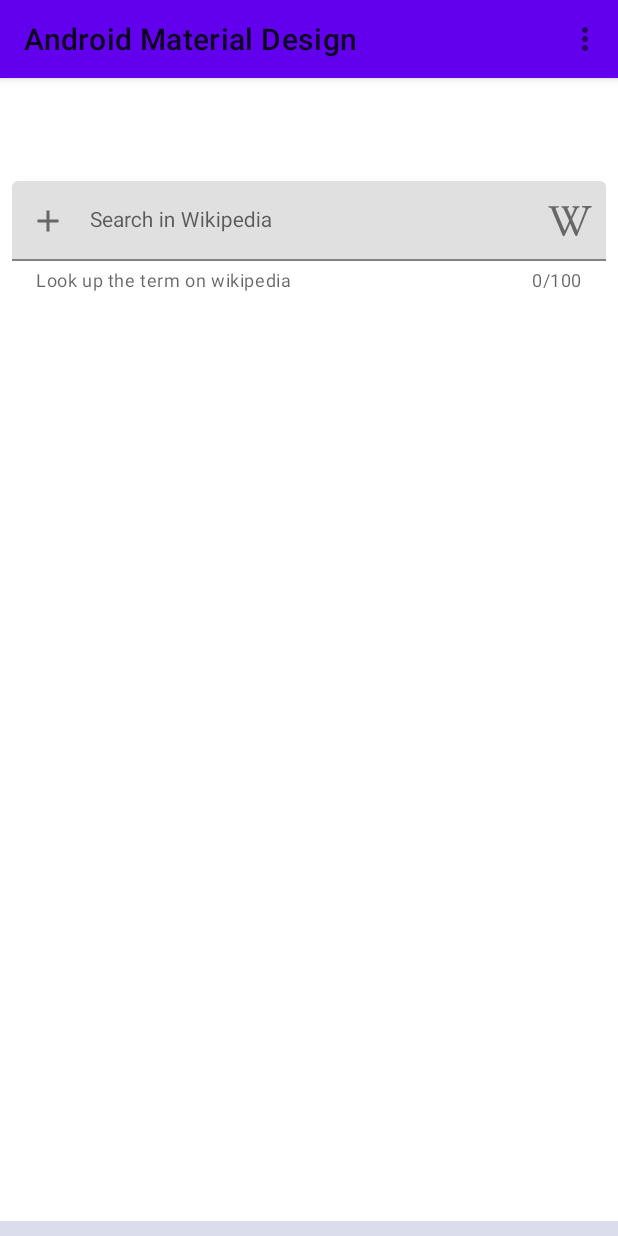
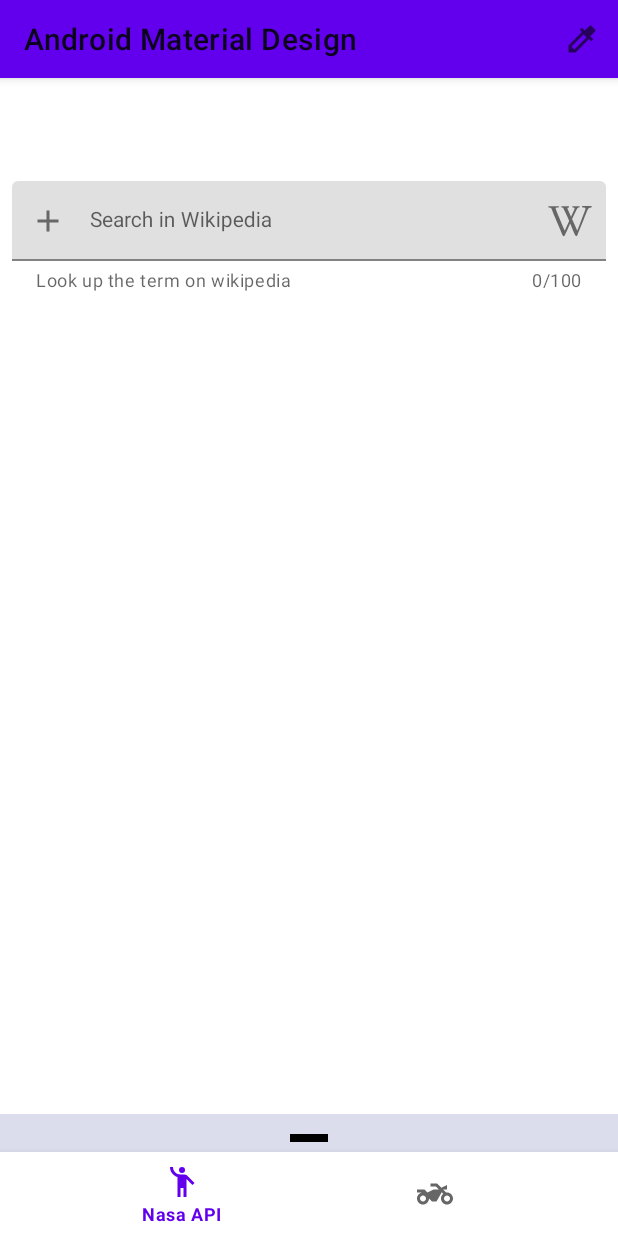
Before and after one commit to bogatovnikita/AndroidMaterialDesign, an Android app: the screen it shows after launch (MainActivity), on a phone screen of 412 x 824 dp. Run offline under Robolectric (Android 15) with nearby library versions, the phone set to English and light mode, and no system bars; our stand-ins replace sdp/ssp sizes; pictures from the network do not load; Roboto replaces fonts that are not available here.

```diff
--- a/app/src/main/java/com/hedgehog/androidmaterialdesign/domain/NasaRepositoryImplementation.kt
+++ b/app/src/main/java/com/hedgehog/androidmaterialdesign/domain/NasaRepositoryImplementation.kt
@@ -24,5 +24,5 @@ class NasaRepositoryImplementation : NasaRepository {
         .create(NasaApi::class.java)
 
     override suspend fun pictureOfTheDay(): PictureOfTheDayResponse =
-        api.pictureOfTheDay(BuildConfig.NASA_APP_KEY)
+        api.pictureOfTheDay(BuildConfig.NASA_API_KEY)
 }
--- a/app/src/main/java/com/hedgehog/androidmaterialdesign/domain/earth/EarthPictureRepositoryImplementation.kt
+++ b/app/src/main/java/com/hedgehog/androidmaterialdesign/domain/earth/EarthPictureRepositoryImplementation.kt
@@ -24,5 +24,5 @@ class EarthPictureRepositoryImplementation : EarthPictureRepository {
         .create(EarthPictureApi::class.java)
 
     override suspend fun earthPicture(): EarthPictureResponse =
-        api.earthPicture(BuildConfig.NASA_APP_KEY)
+        api.earthPicture(BuildConfig.NASA_API_KEY)
 }
--- a/app/src/main/java/com/hedgehog/androidmaterialdesign/ui/MainActivity.kt
+++ b/app/src/main/java/com/hedgehog/androidmaterialdesign/ui/MainActivity.kt
@@ -24,6 +24,22 @@ class MainActivity : AppCompatActivity(R.layout.activity_main) {
         setContentView(binding.root)
         if (savedInstanceState == null) initFragment()
         initCLickMenu()
+        initClickBottomNavigation()
+    }
+
+    private fun initClickBottomNavigation() {
+        binding.bottomNavigation.setOnItemSelectedListener {
+            when (it.itemId) {
+                R.id.nasa_api_picture -> {
+                    initFragment()
+                    true
+                }
+                R.id.about -> {
+                    true
+                }
+                else -> false
+            }
+        }
     }
 
     private fun initCLickMenu() {
--- a/app/src/main/java/com/hedgehog/androidmaterialdesign/ui/fragments/PictureOfTheDayFragment.kt
+++ b/app/src/main/java/com/hedgehog/androidmaterialdesign/ui/fragments/PictureOfTheDayFragment.kt
@@ -9,12 +9,11 @@ import androidx.fragment.app.Fragment
 import androidx.fragment.app.viewModels
 import androidx.lifecycle.coroutineScope
 import coil.load
-import com.google.android.material.bottomsheet.BottomSheetBehavior
 import com.hedgehog.androidmaterialdesign.R
 import com.hedgehog.androidmaterialdesign.databinding.FragmentPictureOfTheDayBinding
 import com.hedgehog.androidmaterialdesign.domain.NasaRepositoryImplementation
+import com.hedgehog.androidmaterialdesign.view_models.MainViewModelFactory
 import com.hedgehog.androidmaterialdesign.view_models.PictureOfTheDayModel
-import com.hedgehog.androidmaterialdesign.view_models.MainViewModelFactory
 
 class PictureOfTheDayFragment : Fragment(R.layout.fragment_picture_of_the_day) {
 
@@ -59,9 +58,6 @@ class PictureOfTheDayFragment : Fragment(R.layout.fragment_picture_of_the_day) {
                     binding.pictureOfTheDayImg.load(it)
                 }
             }
-            val bottomSheetFragment =
-                BottomSheetBehavior.from(binding.includeBottomSheet.bottomSheetContainer)
-            bottomSheetFragment.state = BottomSheetBehavior.STATE_COLLAPSED
         }
 
         viewLifecycleOwner.lifecycle.coroutineScope.launchWhenStarted {
--- a/app/src/main/java/com/hedgehog/androidmaterialdesign/ui/view_pager/ViewPager.kt
+++ b/app/src/main/java/com/hedgehog/androidmaterialdesign/ui/view_pager/ViewPager.kt
@@ -5,14 +5,12 @@ import android.view.View
 import androidx.fragment.app.Fragment
 import com.hedgehog.androidmaterialdesign.R
 import com.hedgehog.androidmaterialdesign.databinding.FragmentViewPagerBinding
+import com.hedgehog.androidmaterialdesign.ui.adapters.ViewPagerAdapter
 import com.hedgehog.androidmaterialdesign.ui.fragments.PictureOfTheDayFragment
-import com.hedgehog.androidmaterialdesign.ui.adapters.ViewPagerAdapter
-import com.hedgehog.androidmaterialdesign.ui.fragments.EarthPictureFragment
 
 class ViewPager : Fragment(R.layout.fragment_view_pager) {
     private val listFragment = listOf<Fragment>(
         PictureOfTheDayFragment(),
-        PictureOfTheDayFragment()
     )
 
     override fun onViewCreated(view: View, savedInstanceState: Bundle?) {
--- /dev/null
+++ b/app/src/main/res/drawable/ic_baseline_emoji_people_24.xml
@@ -0,0 +1,13 @@
+<vector xmlns:android="http://schemas.android.com/apk/res/android"
+    android:width="24dp"
+    android:height="24dp"
+    android:viewportWidth="24"
+    android:viewportHeight="24"
+    android:tint="?attr/colorControlNormal">
+  <path
+      android:fillColor="@android:color/white"
+      android:pathData="M12,4m-2,0a2,2 0,1 1,4 0a2,2 0,1 1,-4 0"/>
+  <path
+      android:fillColor="@android:color/white"
+      android:pathData="M15.89,8.11C15.5,7.72 14.83,7 13.53,7c-0.21,0 -1.42,0 -2.54,0C8.24,6.99 6,4.75 6,2H4c0,3.16 2.11,5.84 5,6.71V22h2v-6h2v6h2V10.05L18.95,14l1.41,-1.41L15.89,8.11z"/>
+</vector>
--- /dev/null
+++ b/app/src/main/res/drawable/ic_sharp_two_wheeler_24.xml
@@ -0,0 +1,10 @@
+<vector xmlns:android="http://schemas.android.com/apk/res/android"
+    android:width="24dp"
+    android:height="24dp"
+    android:viewportWidth="24"
+    android:viewportHeight="24"
+    android:tint="?attr/colorControlNormal">
+  <path
+      android:fillColor="@android:color/white"
+      android:pathData="M4.17,11L4.17,11C4.12,11 4.06,11 4,11H4.17M13.41,5H9v2h3.59l2,2H11l-4,2L5,9H0v2h4c-2.21,0 -4,1.79 -4,4c0,2.21 1.79,4 4,4c2.21,0 4,-1.79 4,-4l2,2h3l3.49,-6.1l1.01,1.01C16.59,12.64 16,13.75 16,15c0,2.21 1.79,4 4,4c2.21,0 4,-1.79 4,-4c0,-2.21 -1.79,-4 -4,-4c-0.18,0 -0.36,0.03 -0.53,0.05L17.41,9H20V6l-3.72,1.86L13.41,5L13.41,5zM20,17c-1.1,0 -2,-0.9 -2,-2c0,-1.1 0.9,-2 2,-2c1.1,0 2,0.9 2,2C22,16.1 21.1,17 20,17L20,17zM4,17c-1.1,0 -2,-0.9 -2,-2c0,-1.1 0.9,-2 2,-2c1.1,0 2,0.9 2,2C6,16.1 5.1,17 4,17L4,17z"/>
+</vector>
--- a/app/src/main/res/layout/activity_main.xml
+++ b/app/src/main/res/layout/activity_main.xml
@@ -1,21 +1,24 @@
 <?xml version="1.0" encoding="utf-8"?>
-<RelativeLayout xmlns:android="http://schemas.android.com/apk/res/android"
+<androidx.constraintlayout.widget.ConstraintLayout xmlns:android="http://schemas.android.com/apk/res/android"
     xmlns:app="http://schemas.android.com/apk/res-auto"
-    xmlns:tools="http://schemas.android.com/tools"
     android:layout_width="match_parent"
     android:layout_height="match_parent">
 
     <com.google.android.material.appbar.AppBarLayout
         android:id="@+id/layout_toolbar"
         android:layout_width="match_parent"
-        android:layout_height="wrap_content">
+        android:layout_height="wrap_content"
+        app:layout_constraintBottom_toTopOf="@id/main_container"
+        app:layout_constraintEnd_toEndOf="parent"
+        app:layout_constraintStart_toStartOf="parent"
+        app:layout_constraintTop_toTopOf="parent">
 
         <com.google.android.material.appbar.MaterialToolbar
             android:id="@+id/toolbar"
             style="@style/MyToolbar"
             android:layout_width="match_parent"
             android:layout_height="@dimen/_40sdp"
-            app:menu="@menu/main_menu"
+            app:menu="@menu/toolbar_menu"
             app:title="@string/app_name" />
 
     </com.google.android.material.appbar.AppBarLayout>
@@ -23,7 +26,21 @@
     <FrameLayout
         android:id="@+id/main_container"
         android:layout_width="match_parent"
-        android:layout_height="match_parent"
-        android:layout_below="@id/layout_toolbar" />
+        android:layout_height="0dp"
+        app:layout_constraintBottom_toTopOf="@id/bottom_navigation"
+        app:layout_constraintEnd_toEndOf="parent"
+        app:layout_constraintStart_toStartOf="parent"
+        app:layout_constraintTop_toBottomOf="@id/layout_toolbar" />
 
-</RelativeLayout>
+    <com.google.android.material.bottomnavigation.BottomNavigationView
+        android:id="@+id/bottom_navigation"
+        android:layout_width="match_parent"
+        android:layout_height="wrap_content"
+        app:labelVisibilityMode="selected"
+        app:layout_constraintBottom_toBottomOf="parent"
+        app:layout_constraintEnd_toEndOf="parent"
+        app:layout_constraintStart_toStartOf="parent"
+        app:layout_constraintTop_toBottomOf="@id/main_container"
+        app:menu="@menu/bottom_navigation_menu" />
+
+</androidx.constraintlayout.widget.ConstraintLayout>
--- a/app/src/main/res/layout/fragment_bottom_sheet.xml
+++ b/app/src/main/res/layout/fragment_bottom_sheet.xml
@@ -1,36 +1,38 @@
 <?xml version="1.0" encoding="utf-8"?>
-<androidx.constraintlayout.widget.ConstraintLayout xmlns:android="http://schemas.android.com/apk/res/android"
+<LinearLayout xmlns:android="http://schemas.android.com/apk/res/android"
     xmlns:app="http://schemas.android.com/apk/res-auto"
     xmlns:tools="http://schemas.android.com/tools"
     android:id="@+id/bottom_sheet_container"
     android:layout_width="match_parent"
     android:layout_height="match_parent"
     android:background="@color/white"
+    android:orientation="vertical"
     app:behavior_hideable="true"
-    app:behavior_peekHeight="10dp"
+    app:behavior_peekHeight="25dp"
     app:layout_behavior="com.google.android.material.bottomsheet.BottomSheetBehavior">
 
     <View
         android:id="@+id/bottom_sheet_line"
         android:layout_width="25dp"
-        android:layout_height="1dp"
-        android:layout_marginTop="5dp"
-        android:background="@color/white"
-        app:layout_constraintEnd_toEndOf="parent"
-        app:layout_constraintStart_toStartOf="parent"
-        app:layout_constraintTop_toTopOf="parent" />
+        android:layout_height="5dp"
+        android:layout_gravity="center"
+        android:layout_marginTop="@dimen/_10sdp"
+        android:background="@color/black" />
+
+    <ScrollView
+        android:layout_width="match_parent"
+        android:layout_height="wrap_content"
+        android:layout_marginTop="@dimen/_5sdp">
 
         <TextView
             android:id="@+id/explanation_tv"
             android:layout_width="wrap_content"
             android:layout_height="wrap_content"
-        android:layout_marginTop="@dimen/_6sdp"
+            android:layout_margin="@dimen/_10sdp"
             android:textColor="?attr/textFillColor"
-        android:textSize="@dimen/_12ssp"
+            android:textSize="@dimen/_20ssp"
             android:textStyle="italic"
-        app:layout_constraintEnd_toEndOf="parent"
-        app:layout_constraintStart_toStartOf="parent"
-        app:layout_constraintTop_toBottomOf="@id/bottom_sheet_line"
             tools:text="sfgjdfgkdjfhgkjdfhgkjgh" />
 
-</androidx.constraintlayout.widget.ConstraintLayout>
+    </ScrollView>
+</LinearLayout>
--- /dev/null
+++ b/app/src/main/res/menu/bottom_navigation_menu.xml
@@ -0,0 +1,15 @@
+<?xml version="1.0" encoding="utf-8"?>
+<menu xmlns:android="http://schemas.android.com/apk/res/android">
+    <item
+        android:id="@+id/nasa_api_picture"
+        android:enabled="true"
+        android:icon="@drawable/ic_baseline_emoji_people_24"
+        android:title="@string/nasa_api" />
+
+    <item
+        android:id="@+id/about"
+        android:enabled="true"
+        android:icon="@drawable/ic_sharp_two_wheeler_24"
+        android:title="@string/about"/>
+
+</menu>
--- a/app/src/main/res/menu/main_menu.xml
+++ b/app/src/main/res/menu/toolbar_menu.xml
@@ -6,5 +6,5 @@
         android:id="@+id/choose_theme_item_menu"
         android:icon="@drawable/ic_baseline_colorize_24"
         android:title="@string/choose_theme"
-        app:showAsAction="never" />
+        app:showAsAction="always" />
 </menu>
--- a/app/src/main/res/values/strings.xml
+++ b/app/src/main/res/values/strings.xml
@@ -7,4 +7,6 @@
     <string name="pink_theme">Pink theme</string>
     <string name="green_theme">Green theme</string>
     <string name="default_theme">Default theme</string>
+    <string name="nasa_api">Nasa API</string>
+    <string name="about">About</string>
 </resources>
```
Also changed, not shown: app/build.gradle (+9 -9 lines), app/src/main/java/com/hedgehog/androidmaterialdesign/ui/bottom_sheet/BottomSheetFragment.kt (deleted, +0 -43 lines), 1 other file. Lines whose indentation alone changed are shown as unchanged.
